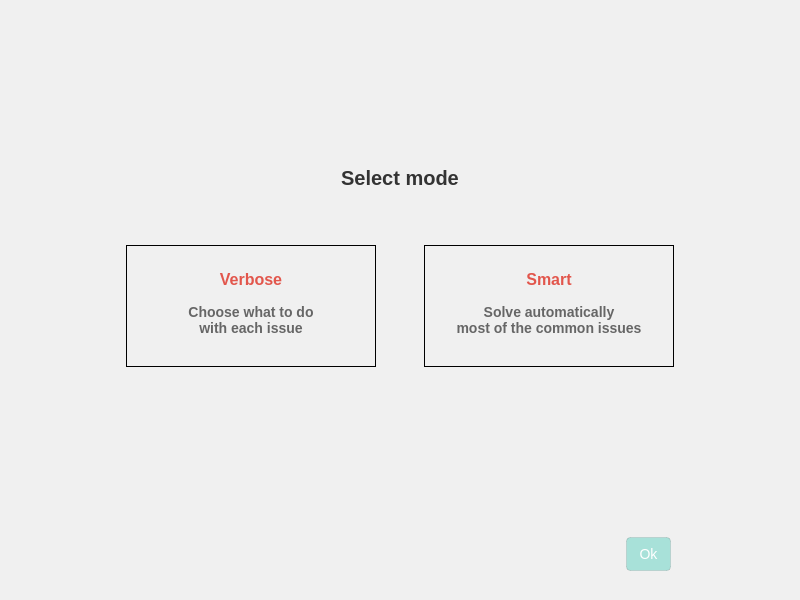
Qt form src/MEGASync/stalled_issues/gui/win/StalledIssuesDialog.ui (meganz/MEGAsync) before a commit.
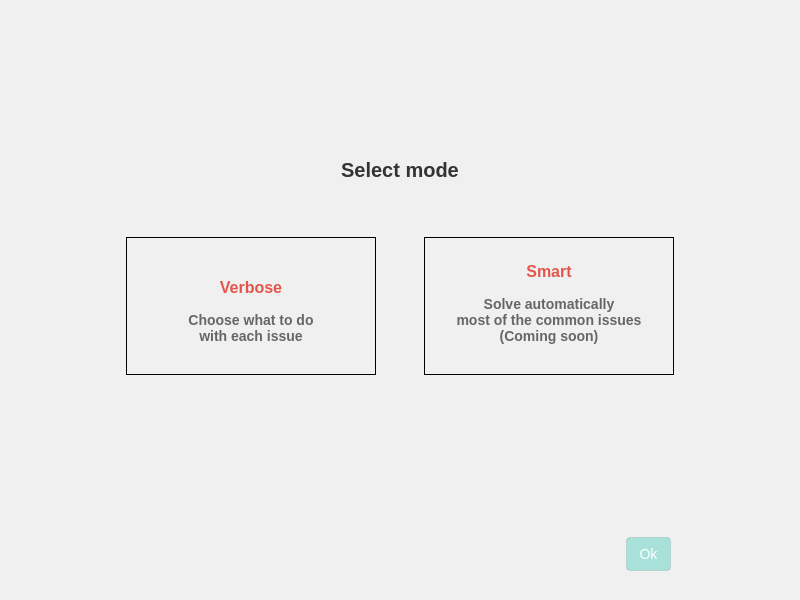
The same form after that commit. The open tabs and pages were chosen to show the change. Icons and pictures are not drawn. Custom widgets are drawn as their Qt base class.

What changed in the file:
```diff
--- a/src/MEGASync/stalled_issues/gui/win/StalledIssuesDialog.ui
+++ b/src/MEGASync/stalled_issues/gui/win/StalledIssuesDialog.ui
@@ -345,7 +345,8 @@
               <widget class="QLabel" name="SmartDescription">
                <property name="text">
                 <string>Solve automatically
-most of the common issues</string>
+most of the common issues
+(Coming soon)</string>
                </property>
                <property name="alignment">
                 <set>Qt::AlignCenter</set>
```
